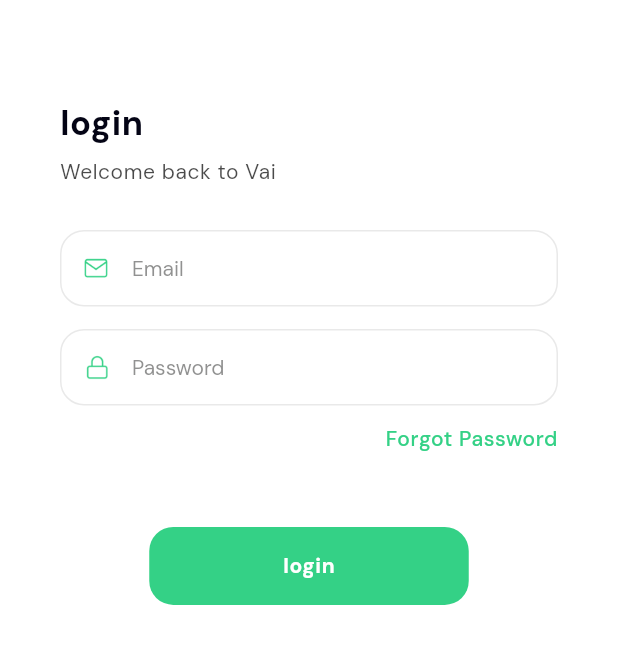
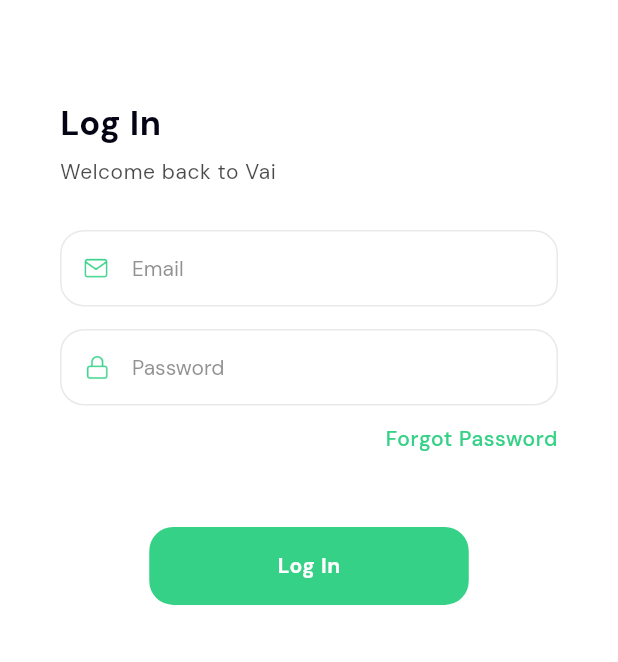
Before and after one commit to eliasss123/elias_weam_food2, a Flutter app: the Login screen opened by its route, on a phone screen of 412 x 824 dp. Shown: the part 324-986 px from the top of the screen. Run offline on Flutter 3.47's test engine with Material 2 defaults, Android fonts, the phone set to English and light mode, and no system bars; our stand-ins replace cached_network_image, expandable, flutter_rating_bar, flutter_svg, flutter_switch, get and 7 more; missing offline and left inert: enhance_stepper; accounts and stored records are empty.

```diff
--- a/lib/main.dart
+++ b/lib/main.dart
@@ -54,7 +54,7 @@ class MyApp extends StatelessWidget {
       theme: lightTheme,
       darkTheme: darkTheme,
       themeMode: ThemeMode.light,
-      initialRoute: AppLinks.merchant_splash_screen,
+      initialRoute: AppLinks.splashScreen,
       getPages: AppRoutes.pages,
       defaultTransition: Transition.fade,
     );
--- a/lib/translations/en_US.dart
+++ b/lib/translations/en_US.dart
@@ -378,7 +378,7 @@ final Map<String, String> english = {
   'off':'Off',
   'schedule':'Schedule',
   'weekends':'Weekends',
-  'login':'Login',
+  'login':'Log In',
   'dont_have_an_account_yet':'Don’t have an account yet? ',
   'every_sunday':'Every sun',
 
--- a/lib/view/screens/auth/login.dart
+++ b/lib/view/screens/auth/login.dart
@@ -51,7 +51,7 @@ class Login extends StatelessWidget {
                       crossAxisAlignment: CrossAxisAlignment.stretch,
                       children: [
                         MyText(
-                          text: 'login'.tr.camelCase,
+                          text: 'login'.tr,
                           size: 23,
                           weight: FontWeight.w700,
                           paddingBottom: 8,
@@ -95,7 +95,7 @@ class Login extends StatelessWidget {
                             width: 213,
                             child: MyButton(
                               height: 52,
-                              buttonText: 'login'.tr.camelCase!,
+                              buttonText: 'login'.tr,
                               onTap: () => Get.offAll(() => BottomNavBar()),
                             ),
                           ),
--- a/lib/view/screens/main_app/profile/change_theme.dart
+++ b/lib/view/screens/main_app/profile/change_theme.dart
@@ -43,7 +43,8 @@ class ChangeTheme extends StatelessWidget {
                           text: themeController.isDarkTheme.value
                               ? 'Light Mode'
                               : 'Dark Mode',
-                          size: 20,
+                          size: 16,
+                          weight: FontWeight.w500,
                           color: isDark ? kPrimaryColor : kBlackColor,
                         ),
                       ),
--- a/lib/view/screens/merchant_app/auth/merchant_login.dart
+++ b/lib/view/screens/merchant_app/auth/merchant_login.dart
@@ -47,7 +47,7 @@ class MerchantLogin extends StatelessWidget {
                     crossAxisAlignment: CrossAxisAlignment.stretch,
                     children: [
                       MyText(
-                        text: 'login'.tr.camelCase,
+                        text: 'login'.tr,
                         size: 23,
                         weight: FontWeight.w700,
                         paddingBottom: 8,
@@ -88,7 +88,7 @@ class MerchantLogin extends StatelessWidget {
                           width: 213,
                           child: MyButton(
                             height: 52,
-                            buttonText: 'login'.tr.camelCase!,
+                            buttonText: 'login'.tr,
                             onTap: () => Get.to(() => MerchantBottomNav()),
                           ),
                         ),
```
